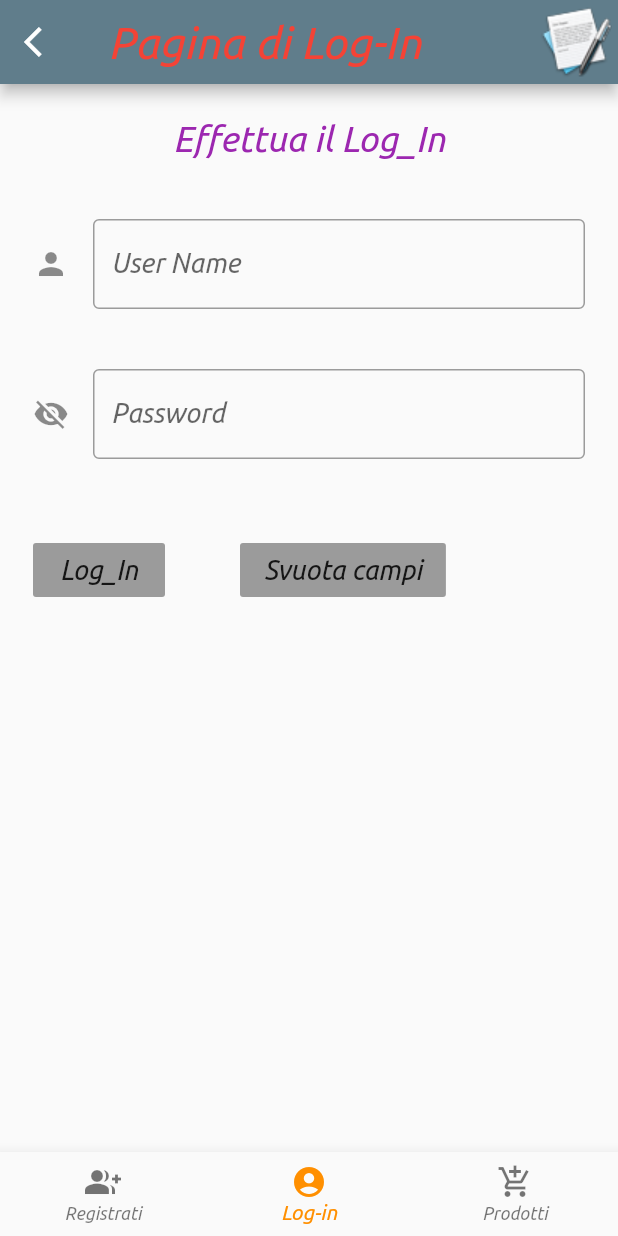
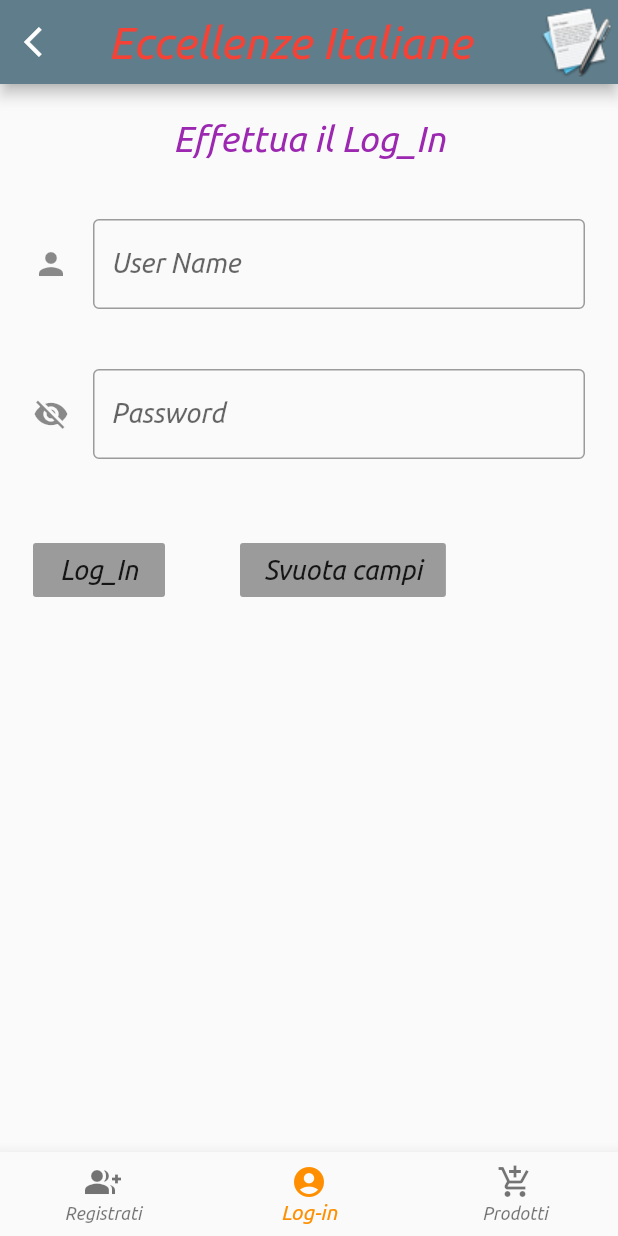
Before and after one commit to daniele10529/eccellenze_italiane, a Flutter app: the screen it shows after launch, item 2 of the bottom bar chosen, on a phone screen of 412 x 824 dp. Run offline on Flutter 3.47's test engine with Material 2 defaults, Android fonts, the phone set to English and light mode, and no system bars; project files that could hold a hidden picture were left out.

Commit message:
versione_completa

```diff
--- a/lib/UITemplate/log_in.dart
+++ b/lib/UITemplate/log_in.dart
@@ -35,7 +35,7 @@ class login_content extends State<Log_in>{
         actions: <Widget>[
           new Image.asset("assets/icons/logo.png"),
         ],
-        title: new Text('Pagina di Log-In',
+        title: new Text("Eccellenze Italiane",
           style: TextStyle(color: Colors.red,fontFamily: "Ubuntu",fontSize: 30),),
       ),
 
```
